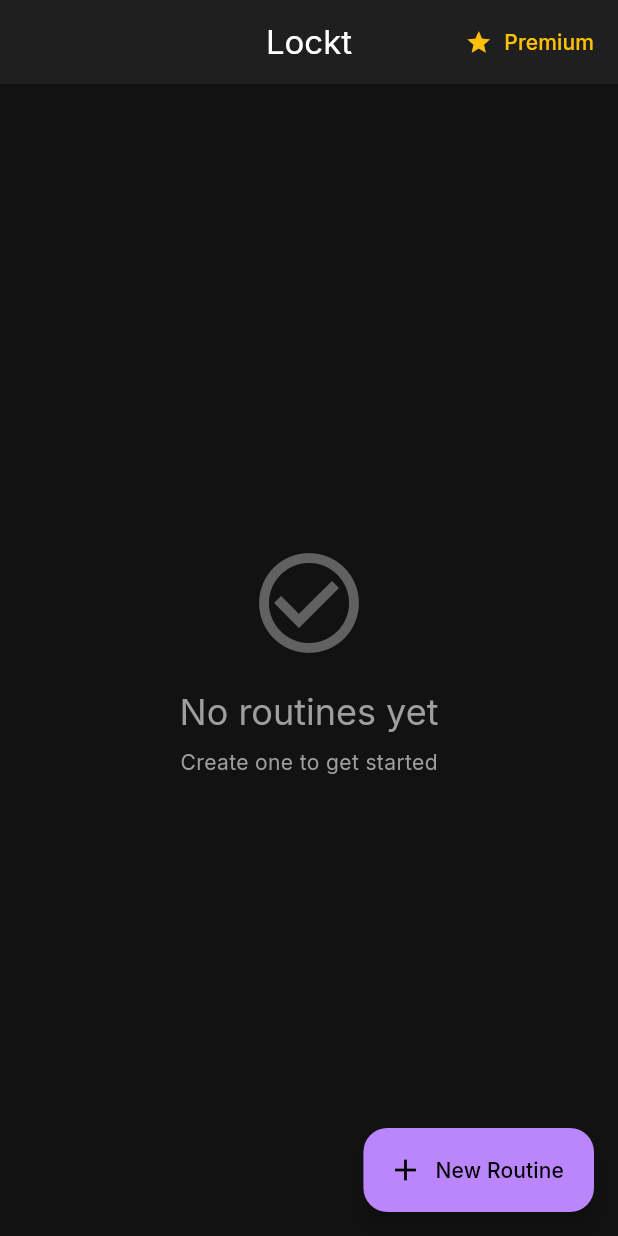
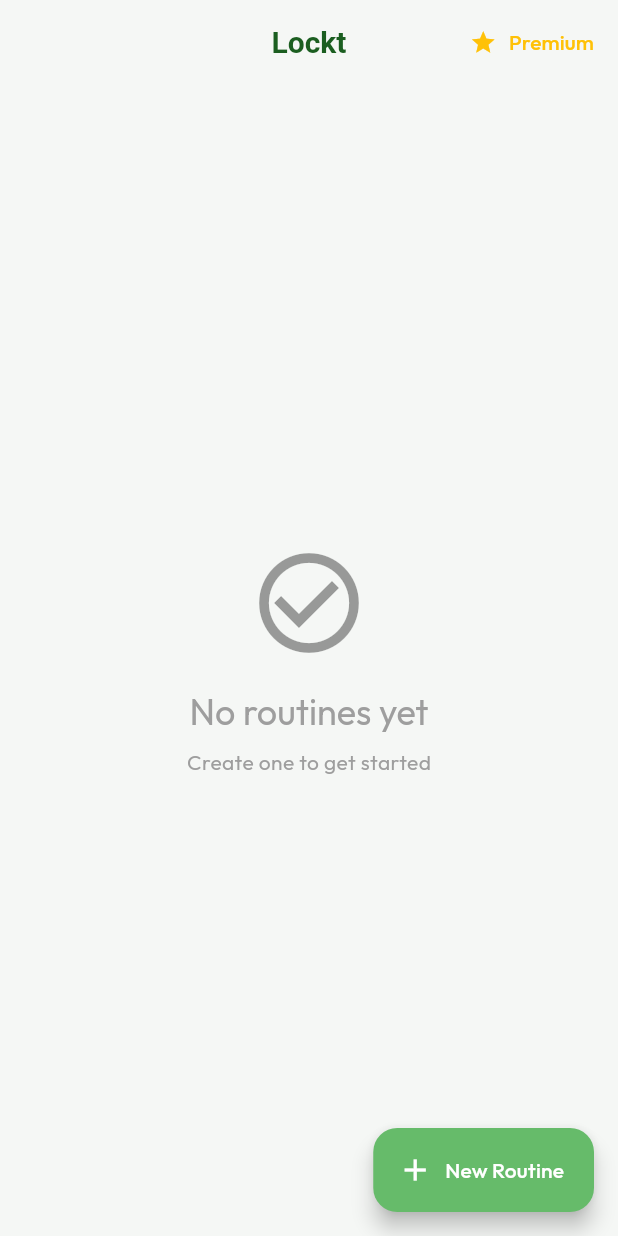
Before and after one commit to YasineNifa/Lockt, a Flutter app: the screen it shows after launch, on a phone screen of 412 x 824 dp. Run offline on Flutter 3.47's test engine with Material 3 defaults, Android fonts, the phone set to English and light mode, and no system bars; our stand-ins replace audioplayers, camera, google_fonts, hive, hive_flutter, permission_handler; missing offline and left inert: home_widget, record; accounts and stored records are empty.

Commit message:
feat: Add and apply a new light theme, updating various UI elements to match the new color scheme and forcing light mode.

```diff
--- a/lib/main.dart
+++ b/lib/main.dart
@@ -30,7 +30,9 @@ class LocktApp extends StatelessWidget {
     return MaterialApp(
       title: 'Lockt',
       debugShowCheckedModeBanner: false,
-      theme: AppTheme.darkTheme,
+      theme: AppTheme.lightTheme,
+      darkTheme: AppTheme.darkTheme,
+      themeMode: ThemeMode.light, // Force Light Mode for "Zen Green"
       home: const RoutineListScreen(),
     );
   }
--- a/lib/screens/routine_list_screen.dart
+++ b/lib/screens/routine_list_screen.dart
@@ -33,7 +33,7 @@ class RoutineListScreen extends StatelessWidget {
               child: Column(
                 mainAxisAlignment: MainAxisAlignment.center,
                 children: [
-                  Icon(Icons.check_circle_outline, size: 80, color: Colors.grey[700]),
+                  Icon(Icons.check_circle_outline, size: 80, color: Theme.of(context).disabledColor),
                   const SizedBox(height: 16),
                   Text(
                     'No routines yet',
@@ -87,6 +87,7 @@ class RoutineListScreen extends StatelessWidget {
         actions: [
           TextButton(
             onPressed: () => Navigator.pop(context),
+            style: TextButton.styleFrom(foregroundColor: Colors.black),
             child: const Text('Cancel'),
           ),
           FilledButton(
@@ -163,7 +164,8 @@ class _RoutineCard extends StatelessWidget {
               const SizedBox(height: 16),
               LinearProgressIndicator(
                 value: progress,
-                backgroundColor: Colors.grey[800],
+                // ignore: deprecated_member_use
+                backgroundColor: Theme.of(context).colorScheme.onSurface.withOpacity(0.1),
                 borderRadius: BorderRadius.circular(4),
               ),
               const SizedBox(height: 8),
@@ -193,6 +195,7 @@ class _RoutineCard extends StatelessWidget {
         actions: [
           TextButton(
             onPressed: () => Navigator.pop(context),
+            style: TextButton.styleFrom(foregroundColor: Colors.black),
             child: const Text('Cancel'),
           ),
           FilledButton(
@@ -218,6 +221,7 @@ class _RoutineCard extends StatelessWidget {
         actions: [
           TextButton(
             onPressed: () => Navigator.pop(context),
+            style: TextButton.styleFrom(foregroundColor: Colors.black),
             child: const Text('Cancel'),
           ),
           FilledButton(
--- a/lib/utils/theme.dart
+++ b/lib/utils/theme.dart
@@ -22,4 +22,30 @@ class AppTheme {
     // CardTheme removed to avoid potential type mismatch in this environment
     useMaterial3: true,
   );
+
+  static final lightTheme = ThemeData(
+    brightness: Brightness.light,
+    scaffoldBackgroundColor: const Color(0xFFF5F7F5), // Soft Cream/Green tint
+    primaryColor: const Color(0xFF66BB6A), // Zen Green (Level 400)
+    colorScheme: const ColorScheme.light(
+      primary: Color(0xFF66BB6A),
+      secondary: Color(0xFFA5D6A7), // Mint Green
+      surface: Colors.white,
+      onSurface: Color(0xFF2E3E2E), // Dark Green/Grey Text
+      error: Color(0xFFE57373),
+    ),
+    textTheme: GoogleFonts.outfitTextTheme(ThemeData.light().textTheme).apply(
+      bodyColor: const Color(0xFF2E3E2E),
+      displayColor: const Color(0xFF1B5E20),
+    ),
+    appBarTheme: const AppBarTheme(
+      backgroundColor: Color(0xFFF5F7F5),
+      elevation: 0,
+      centerTitle: true,
+      iconTheme: IconThemeData(color: Color(0xFF2E3E2E)),
+      titleTextStyle: TextStyle(color: Color(0xFF1B5E20), fontSize: 20, fontWeight: FontWeight.bold),
+    ),
+
+    useMaterial3: true,
+  );
 }
```
Also changed, not shown: lib/screens/checklist_screen.dart (+9 -2 lines).
